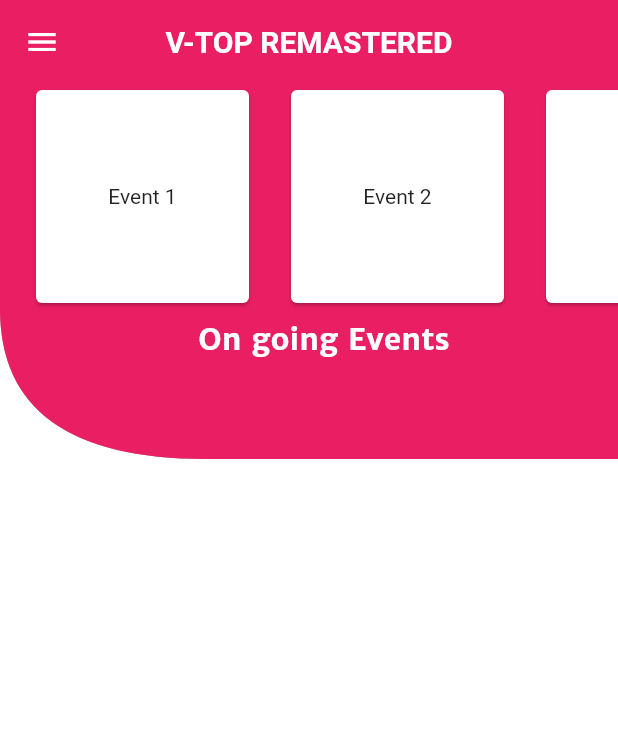
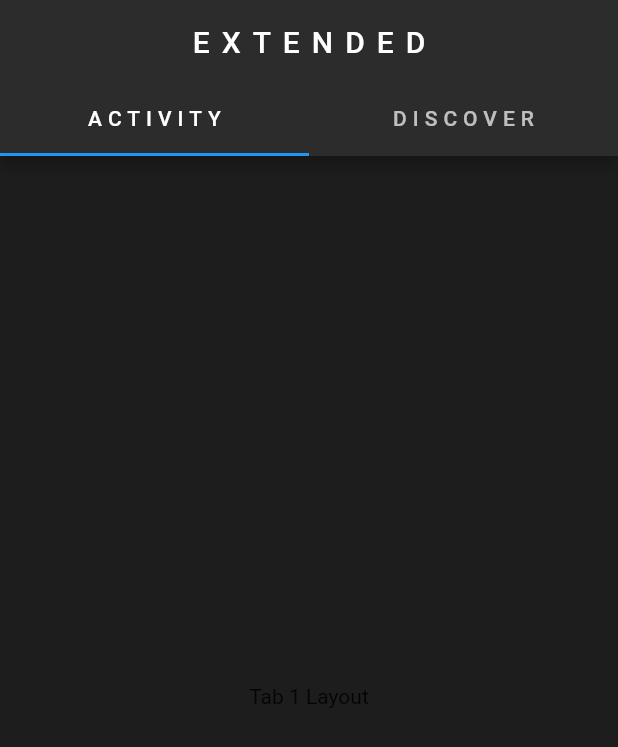
Before and after one commit to Somsubro-Banerjee/Vtop-Redefined, a Flutter app: the screen it shows after launch, on a phone screen of 412 x 824 dp. Shown: the top 747 px of the screen. Run offline on Flutter 3.47's test engine with Material 2 defaults, Android fonts, the phone set to English and light mode, and no system bars.

Commit message:
Eight Unofficial Commit

```diff
--- /dev/null
+++ b/lib/UI/newUI.dart
@@ -0,0 +1,73 @@
+import 'package:flutter/cupertino.dart';
+import 'package:flutter/material.dart';
+// import 'dart:ui';
+
+class ExtendedHome extends StatelessWidget {
+  final backgroundColor = Color(0xFF2c2c2c);
+  final firstTabColor = Color(0xFF1d1d1d);
+  @override
+  Widget build(BuildContext context) {
+    return MaterialApp(
+      home: DefaultTabController(
+        length: 2,
+        child: Scaffold(
+          appBar: AppBar(
+            backgroundColor: backgroundColor,
+            bottom: TabBar(
+              tabs: [
+                Tab(child: Container(child:Text("ACTIVITY", style: TextStyle(letterSpacing: 4.0),)),),
+                Tab(child: Container(child:Text("DISCOVER", style: TextStyle(letterSpacing: 4.0),)),),
+              ],
+            ),
+            centerTitle: true,
+            title: Text('EXTENDED',style: TextStyle(letterSpacing: 8),),
+          ),
+          body: TabBarView(
+            children: [
+              FirstScreen(),
+              SecondScreen(),
+            ],
+          ),
+        ),
+      ),
+    );
+  }
+}
+
+
+
+
+class FirstScreen extends StatelessWidget {
+  final firstTabColor = Color(0xFF1d1d1d);
+  @override
+  Widget build(BuildContext context) {
+    return Scaffold(
+      backgroundColor: firstTabColor,
+      body: Center(
+        child: Text('Tab 1 Layout'),
+      ),
+    );
+  }
+}
+
+
+
+
+
+
+
+
+
+
+class SecondScreen extends StatelessWidget {
+  final seconfTabColor = Color(0xFF1d1d1d);
+  @override
+  Widget build(BuildContext context) {
+    return Scaffold(
+      backgroundColor: seconfTabColor,
+      body: Center(
+        child: Text('Tab 2 Layout'),
+      ),
+    );
+  }
+}
```
Also changed, not shown: lib/UI/homePage.dart (+57 -9 lines), lib/main.dart (+4 -9 lines), 3 other files.
